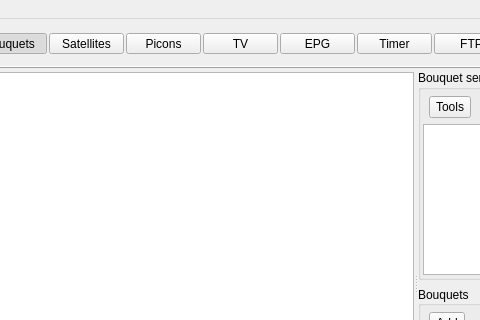
The window that app/ui/res/main.ui (DYefremov/E2Toolkit) describes before a commit, drawn with Qt 5; both pictures show x 285 to 765 and y 0 to 320 of the 997 by 654 pixel window.
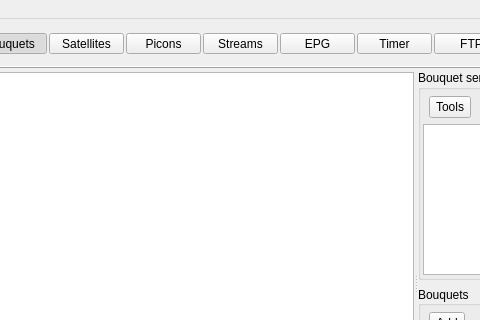
The same window after the commit. The open tabs and pages were chosen to show the change. Icons and pictures are not drawn.

Commit message: streams playback skeleton

Patch:
```diff
--- a/app/ui/res/main.ui
+++ b/app/ui/res/main.ui
@@ -239,7 +239,7 @@
            <enum>Qt::NoFocus</enum>
           </property>
           <property name="text">
-           <string>TV</string>
+           <string>Streams</string>
           </property>
           <property name="checkable">
            <bool>true</bool>
```
Left out of the diff: 74 changed lines with no effect on the pictures. The commit also changes 9 other files.
